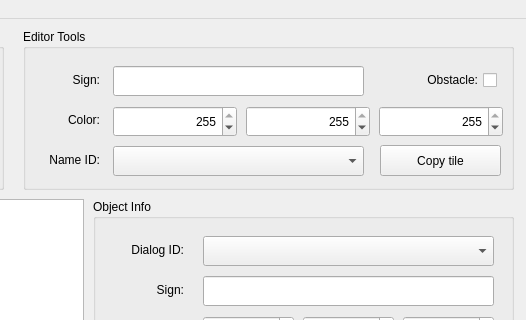
Before: the Qt Designer form forms/areaeditor.ui in JakimPL/Roguelike, drawn with Qt 5; both pictures show x 497 to 1023 and y 0 to 320 of the 1023 by 768 pixel window.
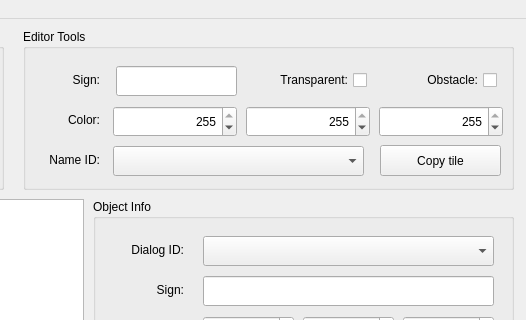
After: the same form once the commit is applied. The open tabs and pages were chosen to show the change.

Diff of the .ui file:
```diff
--- a/forms/areaeditor.ui
+++ b/forms/areaeditor.ui
@@ -183,9 +183,9 @@
     <widget class="QLineEdit" name="letterBox">
      <property name="geometry">
       <rect>
-       <x>90</x>
+       <x>93</x>
        <y>37</y>
-       <width>251</width>
+       <width>121</width>
        <height>30</height>
       </rect>
      </property>
@@ -327,6 +327,22 @@
       <string>Copy tile</string>
      </property>
     </widget>
+    <widget class="QCheckBox" name="transparentBox">
+     <property name="geometry">
+      <rect>
+       <x>223</x>
+       <y>37</y>
+       <width>121</width>
+       <height>28</height>
+      </rect>
+     </property>
+     <property name="layoutDirection">
+      <enum>Qt::RightToLeft</enum>
+     </property>
+     <property name="text">
+      <string>Transparent:</string>
+     </property>
+    </widget>
    </widget>
    <widget class="QGroupBox" name="objectInfoBox">
     <property name="geometry">
```
Left out of the diff: 21 changed lines with no effect on the pictures.
